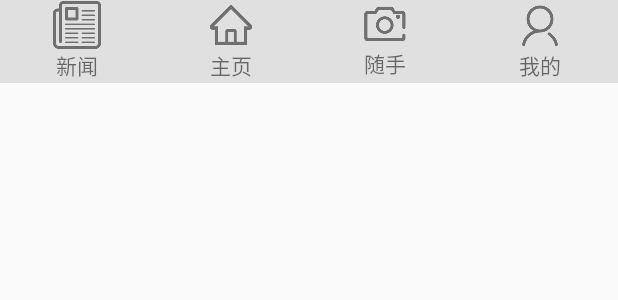
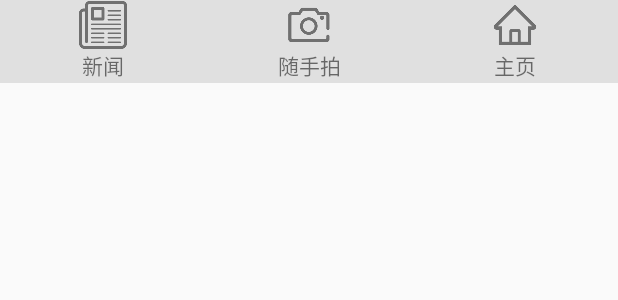
Before and after one commit to OoooK12138/campusSnap, an Android app: the layout tabbar_layout.xml on its own in the app's theme, with its tools: preview values and no code run, on a phone screen of 412 x 824 dp. Shown: the top 300 px of the screen. Run offline under Robolectric (Android 15) with nearby library versions, the phone set to English and light mode, and no system bars; network calls fail.

Commit message:
feat:重构了下导航栏

```diff
--- a/app/src/main/res/layout/tabbar_layout.xml
+++ b/app/src/main/res/layout/tabbar_layout.xml
@@ -30,6 +30,29 @@
             android:text="新闻"/>
     </LinearLayout>
 
+    <!-- 随手拍标签 -->
+    <LinearLayout
+        android:id="@+id/camera_tab"
+        android:layout_width="0dp"
+        android:layout_height="match_parent"
+        android:layout_weight="1"
+        android:layout_gravity="center"
+        android:gravity="center"
+        android:orientation="vertical">
+        <ImageView
+            android:id="@+id/camera_tab_img"
+            android:layout_width="32dp"
+            android:layout_height="32dp"
+            android:background="@drawable/tab_camera"/>
+        <TextView
+            android:id="@+id/camera_tab_text"
+            android:layout_width="48dp"
+            android:layout_height="wrap_content"
+            android:gravity="center"
+            android:text="随手拍"/>
+    </LinearLayout>
+
+
     <!-- 主页标签 -->
     <LinearLayout
         android:id="@+id/home_tab"
@@ -52,48 +75,7 @@
             android:text="主页"/>
     </LinearLayout>
 
-    <!-- 随手拍标签 -->
-    <LinearLayout
-        android:id="@+id/camera_tab"
-        android:layout_width="0dp"
-        android:layout_height="match_parent"
-        android:layout_weight="1"
-        android:layout_gravity="center"
-        android:gravity="center"
-        android:orientation="vertical">
-        <ImageView
-            android:id="@+id/camera_tab_img"
-            android:layout_width="32dp"
-            android:layout_height="32dp"
-            android:background="@drawable/tab_camera"/>
-        <TextView
-            android:id="@+id/camera_tab_text"
-            android:layout_width="32dp"
-            android:layout_height="wrap_content"
-            android:gravity="center"
-            android:text="随手拍"/>
-    </LinearLayout>
 
-    <!-- 用户标签 -->
-    <LinearLayout
-        android:id="@+id/user_tab"
-        android:layout_width="0dp"
-        android:layout_height="match_parent"
-        android:layout_weight="1"
-        android:layout_gravity="center"
-        android:gravity="center"
-        android:orientation="vertical">
-        <ImageView
-            android:id="@+id/user_tab_img"
-            android:layout_width="32dp"
-            android:layout_height="32dp"
-            android:background="@drawable/tab_user"/>
-        <TextView
-            android:id="@+id/user_tab_text"
-            android:layout_width="32dp"
-            android:layout_height="wrap_content"
-            android:gravity="center"
-            android:text="我的"/>
-    </LinearLayout>
+
 
 </LinearLayout>
```
Also changed, not shown: app/src/main/AndroidManifest.xml (+15 -14 lines), app/src/main/java/com/example/campussnap/CameraActivity.java (added, +14 -0 lines), app/src/main/java/com/example/campussnap/MainActivity.java (+17 -27 lines), app/src/main/java/com/example/campussnap/fragment/CameraFragment.java (+29 -39 lines), app/src/main/java/com/example/campussnap/fragment/HomeFragment.java (+2 -43 lines), app/src/main/java/com/example/campussnap/fragment/UserFragment.java (deleted, +0 -19 lines), app/src/main/res/layout/activity_camera.xml (added, +99 -0 lines), app/src/main/res/layout/fragment_camera.xml (deleted, +0 -99 lines).
